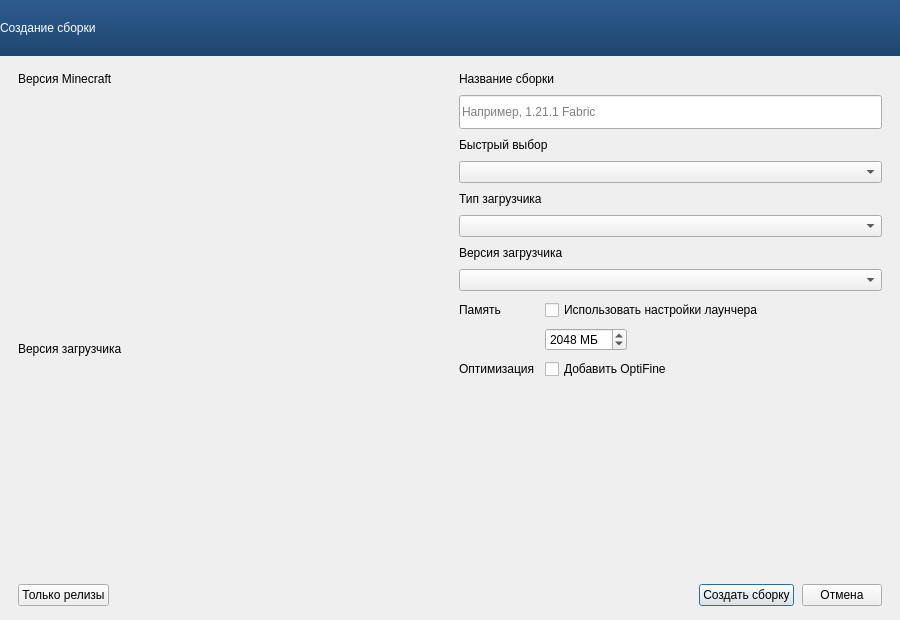
KAKTYS200/FrendsLauncher, file launcher/ui/pages/modplatform/CustomPage.ui: the form before one commit.
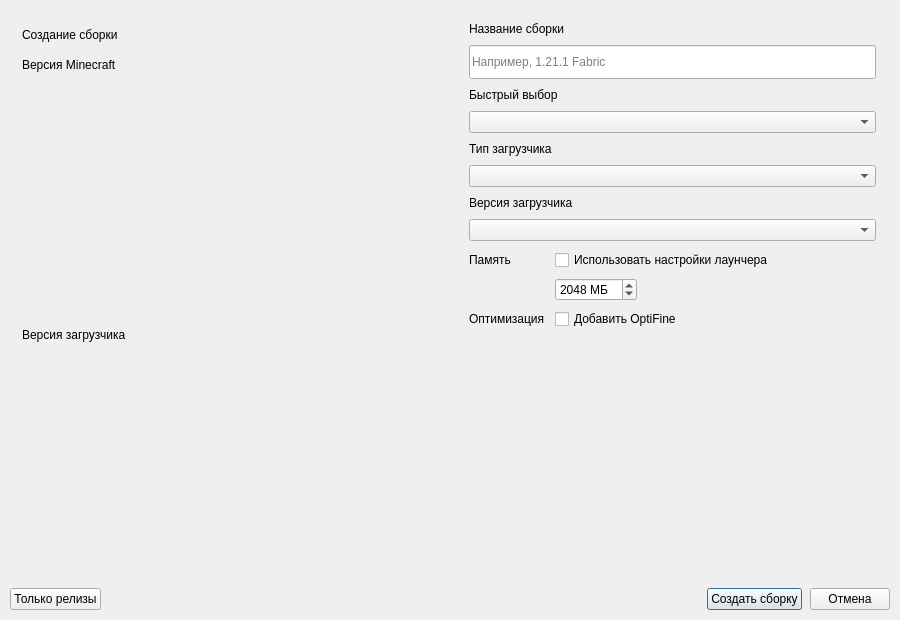
The form after the commit. Custom widgets are drawn as their Qt base class.

```diff
--- a/launcher/ui/pages/modplatform/CustomPage.ui
+++ b/launcher/ui/pages/modplatform/CustomPage.ui
@@ -27,6 +27,59 @@
     <number>0</number>
    </property>
    <item>
+    <widget class="QWidget" name="body" native="true">
+     <property name="sizePolicy">
+      <sizepolicy hsizetype="Expanding" vsizetype="Expanding">
+       <horstretch>0</horstretch>
+       <verstretch>0</verstretch>
+      </sizepolicy>
+     </property>
+     <layout class="QVBoxLayout" name="bodyLayout">
+      <property name="spacing">
+       <number>10</number>
+      </property>
+      <property name="leftMargin">
+       <number>10</number>
+      </property>
+      <property name="topMargin">
+       <number>10</number>
+      </property>
+      <property name="rightMargin">
+       <number>10</number>
+      </property>
+      <property name="bottomMargin">
+       <number>10</number>
+      </property>
+      <item>
+       <layout class="QHBoxLayout" name="contentLayout">
+        <property name="spacing">
+         <number>10</number>
+        </property>
+        <item>
+         <widget class="QWidget" name="leftCard" native="true">
+          <property name="sizePolicy">
+           <sizepolicy hsizetype="Expanding" vsizetype="Expanding">
+            <horstretch>1</horstretch>
+            <verstretch>0</verstretch>
+           </sizepolicy>
+          </property>
+          <layout class="QVBoxLayout" name="leftCardLayout">
+           <property name="spacing">
+            <number>8</number>
+           </property>
+           <property name="leftMargin">
+            <number>12</number>
+           </property>
+           <property name="topMargin">
+            <number>10</number>
+           </property>
+           <property name="rightMargin">
+            <number>12</number>
+           </property>
+           <property name="bottomMargin">
+            <number>12</number>
+           </property>
+           <item>
     <widget class="QLabel" name="headerLabel">
      <property name="sizePolicy">
       <sizepolicy hsizetype="Expanding" vsizetype="Fixed">
@@ -37,12 +90,9 @@
      <property name="minimumSize">
       <size>
        <width>0</width>
-       <height>56</height>
-      </size>
-     </property>
-     <property name="styleSheet">
-      <string notr="true">QLabel { background: qlineargradient(spread:pad, x1:0, y1:0, x2:0, y2:1, stop:0 #2E5C8E, stop:1 #1E4570); color: #FFFFFF; }</string>
-     </property>
+               <height>30</height>
+              </size>
+             </property>
      <property name="text">
       <string>Создание сборки</string>
      </property>
@@ -58,40 +108,6 @@
     </widget>
    </item>
    <item>
-    <widget class="QWidget" name="body" native="true">
-     <property name="sizePolicy">
-      <sizepolicy hsizetype="Expanding" vsizetype="Expanding">
-       <horstretch>0</horstretch>
-       <verstretch>0</verstretch>
-      </sizepolicy>
-     </property>
-     <layout class="QVBoxLayout" name="bodyLayout">
-      <property name="spacing">
-       <number>12</number>
-      </property>
-      <property name="leftMargin">
-       <number>18</number>
-      </property>
-      <property name="topMargin">
-       <number>16</number>
-      </property>
-      <property name="rightMargin">
-       <number>18</number>
-      </property>
-      <property name="bottomMargin">
-       <number>14</number>
-      </property>
-      <item>
-       <layout class="QHBoxLayout" name="contentLayout">
-        <property name="spacing">
-         <number>18</number>
-        </property>
-        <item>
-         <layout class="QVBoxLayout" name="leftColumn">
-          <property name="spacing">
-           <number>8</number>
-          </property>
-          <item>
            <widget class="QLabel" name="minecraftListLabel">
             <property name="text">
              <string>Версия Minecraft</string>
@@ -178,12 +194,32 @@
            </widget>
           </item>
          </layout>
+         </widget>
         </item>
         <item>
-         <layout class="QVBoxLayout" name="rightColumn">
+         <widget class="QWidget" name="rightCard" native="true">
+          <property name="sizePolicy">
+           <sizepolicy hsizetype="Expanding" vsizetype="Expanding">
+            <horstretch>1</horstretch>
+            <verstretch>0</verstretch>
+           </sizepolicy>
+          </property>
+          <layout class="QVBoxLayout" name="rightCardLayout">
           <property name="spacing">
            <number>9</number>
           </property>
+           <property name="leftMargin">
+            <number>14</number>
+           </property>
+           <property name="topMargin">
+            <number>12</number>
+           </property>
+           <property name="rightMargin">
+            <number>14</number>
+           </property>
+           <property name="bottomMargin">
+            <number>12</number>
+           </property>
           <item>
            <widget class="QLabel" name="nameLabel">
             <property name="text">
@@ -360,6 +396,7 @@
            </spacer>
           </item>
          </layout>
+         </widget>
         </item>
        </layout>
       </item>
```
Lines whose indentation alone changed are shown as unchanged.
